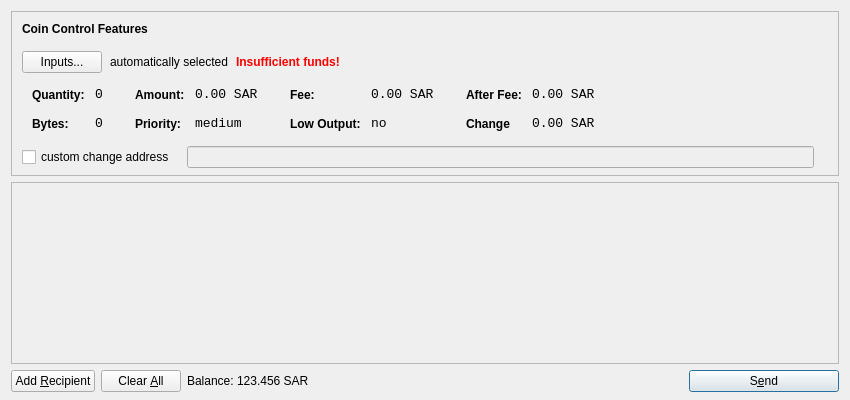
Old version of the form src/qt/forms/sendcoinsdialog.ui in the repository sarcoin/SARCoin.
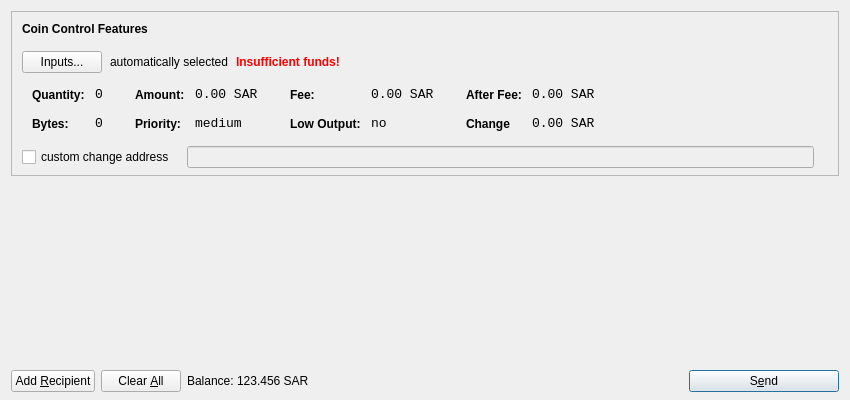
New version of the form. Icons and pictures are not drawn.

Commit message: Release 1.4.0: image background all panes

Patch:
```diff
--- a/src/qt/forms/sendcoinsdialog.ui
+++ b/src/qt/forms/sendcoinsdialog.ui
@@ -617,6 +617,9 @@
    </item>
    <item>
     <widget class="QScrollArea" name="scrollArea">
+     <property name="styleSheet">
+      <string notr="true">#scrollArea {background-color: transparent;}</string>
+     </property>
      <property name="widgetResizable">
       <bool>true</bool>
      </property>
```
Left out of the diff: 29 changed lines with no effect on the pictures. The commit also changes 3 other files.
